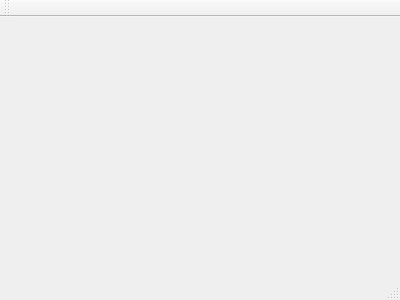
Xyfi/CloudClient, file mainwindow.ui: the form before one commit.
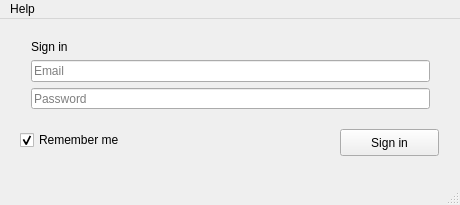
The form after the commit.

Commit message: Added main application file / Added login window / Added new thread for synchronization

Patch:
```diff
--- a/mainwindow.ui
+++ b/mainwindow.ui
@@ -1,24 +1,140 @@
 <ui version="4.0">
  <class>MainWindow</class>
- <widget class="QMainWindow" name="MainWindow" >
-  <property name="geometry" >
+ <widget class="QMainWindow" name="MainWindow">
+  <property name="geometry">
    <rect>
     <x>0</x>
     <y>0</y>
-    <width>400</width>
-    <height>300</height>
+    <width>460</width>
+    <height>205</height>
    </rect>
   </property>
-  <property name="windowTitle" >
-   <string>MainWindow</string>
+  <property name="minimumSize">
+   <size>
+    <width>460</width>
+    <height>205</height>
+   </size>
   </property>
-  <widget class="QMenuBar" name="menuBar" />
-  <widget class="QToolBar" name="mainToolBar" />
-  <widget class="QWidget" name="centralWidget" />
-  <widget class="QStatusBar" name="statusBar" />
+  <property name="maximumSize">
+   <size>
+    <width>460</width>
+    <height>205</height>
+   </size>
+  </property>
+  <property name="windowTitle">
+   <string>Sign in</string>
+  </property>
+  <widget class="QWidget" name="centralWidget">
+   <widget class="QPushButton" name="signInButton">
+    <property name="geometry">
+     <rect>
+      <x>340</x>
+      <y>110</y>
+      <width>99</width>
+      <height>27</height>
+     </rect>
+    </property>
+    <property name="text">
+     <string>Sign in</string>
+    </property>
+   </widget>
+   <widget class="QWidget" name="verticalLayoutWidget">
+    <property name="geometry">
+     <rect>
+      <x>20</x>
+      <y>10</y>
+      <width>421</width>
+      <height>91</height>
+     </rect>
+    </property>
+    <layout class="QVBoxLayout" name="verticalLayout_7">
+     <item>
+      <widget class="QLabel" name="editLabel">
+       <property name="text">
+        <string>Sign in</string>
+       </property>
+      </widget>
+     </item>
+     <item>
+      <layout class="QVBoxLayout" name="verticalLayout_8">
+       <item>
+        <widget class="QLineEdit" name="emailLineEdit">
+         <property name="inputMask">
+          <string/>
+         </property>
+         <property name="text">
+          <string/>
+         </property>
+         <property name="maxLength">
+          <number>254</number>
+         </property>
+         <property name="placeholderText">
+          <string>Email</string>
+         </property>
+        </widget>
+       </item>
+       <item>
+        <widget class="QLineEdit" name="passwordLineEdit">
+         <property name="text">
+          <string/>
+         </property>
+         <property name="maxLength">
+          <number>254</number>
+         </property>
+         <property name="echoMode">
+          <enum>QLineEdit::Password</enum>
+         </property>
+         <property name="placeholderText">
+          <string>Password</string>
+         </property>
+        </widget>
+       </item>
+      </layout>
+     </item>
+    </layout>
+   </widget>
+   <widget class="QCheckBox" name="rememberCheckBox">
+    <property name="geometry">
+     <rect>
+      <x>20</x>
+      <y>110</y>
+      <width>131</width>
+      <height>22</height>
+     </rect>
+    </property>
+    <property name="text">
+     <string>Remember me</string>
+    </property>
+    <property name="checked">
+     <bool>true</bool>
+    </property>
+   </widget>
+  </widget>
+  <widget class="QMenuBar" name="menuBar">
+   <property name="geometry">
+    <rect>
+     <x>0</x>
+     <y>0</y>
+     <width>460</width>
+     <height>21</height>
+    </rect>
+   </property>
+   <widget class="QMenu" name="menuHelp">
+    <property name="title">
+     <string>Help</string>
+    </property>
+    <addaction name="actionAbout"/>
+   </widget>
+   <addaction name="menuHelp"/>
+  </widget>
+  <widget class="QStatusBar" name="statusBar"/>
+  <action name="actionAbout">
+   <property name="text">
+    <string>About</string>
+   </property>
+  </action>
  </widget>
- <layoutDefault spacing="6" margin="11" />
- <pixmapfunction></pixmapfunction>
+ <layoutdefault spacing="6" margin="11"/>
  <resources/>
  <connections/>
 </ui>
```
Left out of the diff: 1 changed line with no effect on the pictures. The commit also changes 11 other files.
